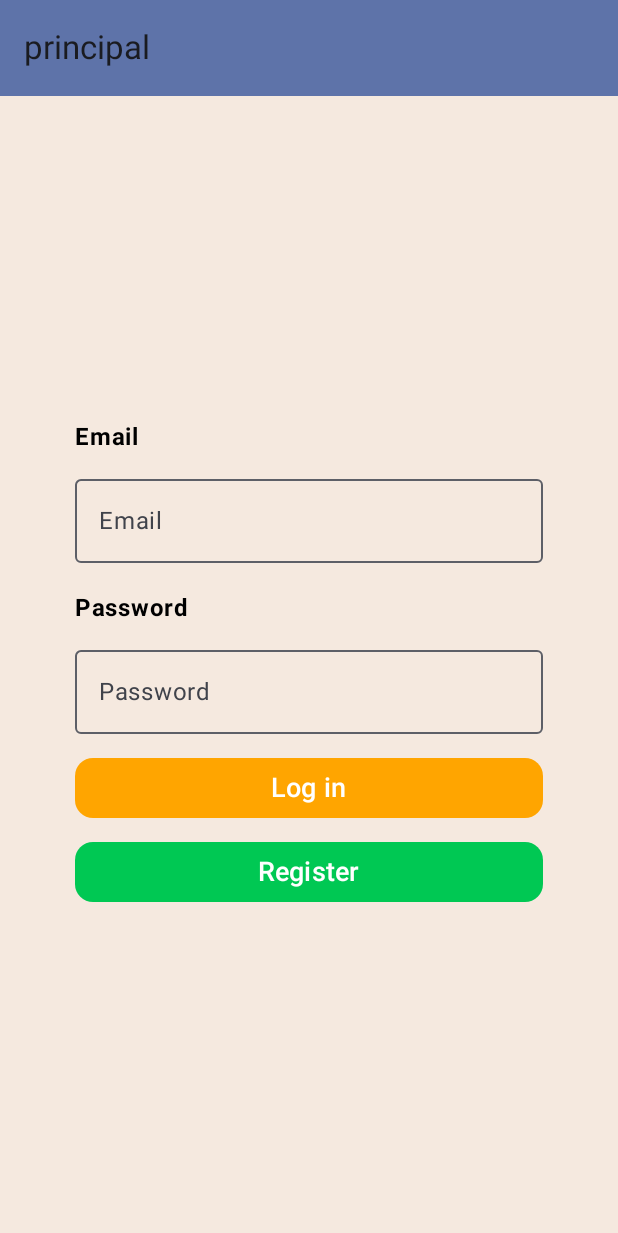
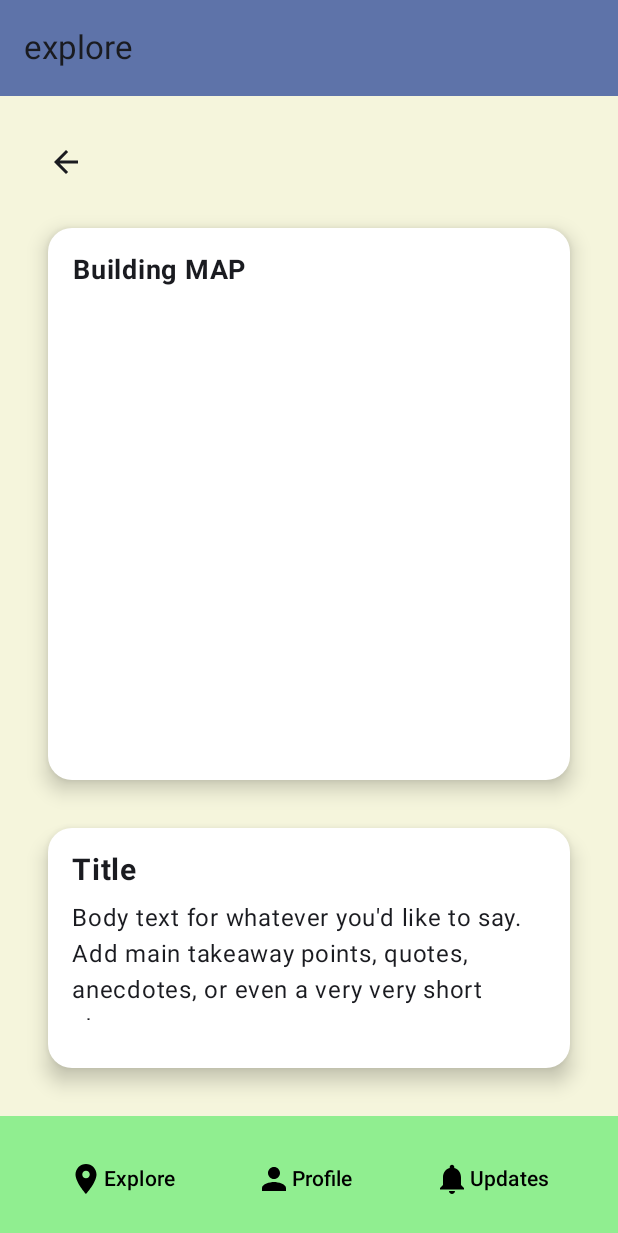
Before and after one commit to Isabella0334/HelpQuestProject, an Android app built with Jetpack Compose: the screen it shows after launch (MainActivity), on a phone screen of 412 x 824 dp. Shown: the top 1233 px of the screen. Run offline under Robolectric (Android 15) with nearby library versions, the phone set to English and light mode, and no system bars.

Commit message:
navigation seteado a la espera de las demás pantallas

```diff
--- a/app/src/main/java/com/example/helpquest/Explore.kt
+++ b/app/src/main/java/com/example/helpquest/Explore.kt
@@ -21,20 +21,25 @@ import androidx.compose.ui.text.style.TextAlign
 import androidx.compose.ui.unit.dp
 import androidx.compose.ui.unit.sp
 import androidx.compose.ui.tooling.preview.Preview
+import androidx.navigation.NavHostController
+import androidx.navigation.compose.NavHost
+import androidx.navigation.compose.composable
+import androidx.navigation.compose.rememberNavController
 
 class Explore : ComponentActivity() {
     override fun onCreate(savedInstanceState: Bundle?) {
         super.onCreate(savedInstanceState)
         setContent {
-            ExploreScreen()
+            val navController = rememberNavController() // conflictos con métodos y parámetro
+            ExploreScreen(navController)
         }
     }
 }
 
 @Composable
-fun ExploreScreen() {
+fun ExploreScreen(navController: NavHostController) {
     Scaffold(
-        bottomBar = { BottomNavigationBar() }
+        bottomBar = { BottomNavigationBar(navController) }
     ) { paddingValues ->
 
 
@@ -129,7 +134,7 @@ fun ExploreScreen() {
 }
 
 @Composable
-fun BottomNavigationBar() {
+fun BottomNavigationBar(navController: NavHostController) {
     BottomAppBar(
         containerColor = Color(0xFF90EE90),
 
@@ -138,7 +143,7 @@ fun BottomNavigationBar() {
             modifier = Modifier.fillMaxWidth(),
             horizontalArrangement = Arrangement.SpaceEvenly
         ) {
-            TextButton(onClick = { /*  Explore */ },
+            TextButton(onClick = { navController.navigate("explore")}, // seteado
                 colors = ButtonDefaults.textButtonColors(contentColor = Color.Black)) {
 
                 Icon(
@@ -148,7 +153,7 @@ fun BottomNavigationBar() {
                 )
                 Text("Explore")
             }
-            TextButton(onClick = { /* Profile */ },
+            TextButton(onClick = { navController.navigate("perfil") }, // seteado
                 colors = ButtonDefaults.textButtonColors(contentColor = Color.Black)) {
                 Icon(
                     imageVector = Icons.Filled.Person,
@@ -157,7 +162,7 @@ fun BottomNavigationBar() {
                 )
                 Text("Profile")
             }
-            TextButton(onClick = { /* Updates */ },
+            TextButton(onClick = { navController.navigate("Settings")}, // seteado
                 colors = ButtonDefaults.textButtonColors(contentColor = Color.Black)) {
                 Column {
 
@@ -184,5 +189,9 @@ fun mapsfunction() {
 @Preview(showBackground = true)
 @Composable
 fun PreviewExploreScreen() {
-    ExploreScreen()
+
+    val navController = rememberNavController()
+    NavHost(navController, startDestination = "explore") {
+        composable("explore") { ExploreScreen(navController) }
+    }
 }
--- a/app/src/main/java/com/example/helpquest/MainActivity.kt
+++ b/app/src/main/java/com/example/helpquest/MainActivity.kt
@@ -65,7 +65,7 @@ fun helpQuestNavegation(
     ) { innerPadding ->
         NavHost(
             navController = navController,
-            startDestination = "principal",
+            startDestination = "explore", // cambié el nombre solo para pruebas
             modifier = Modifier.padding(innerPadding)
         ){
             composable(route = "principal"){
@@ -80,6 +80,9 @@ fun helpQuestNavegation(
             }
             composable (route = "emergencia"){
                 //emergencyGreed()
+            }
+            composable (route = "explore"){
+                ExploreScreen(navController = navController)
             }
         }
     }
```
